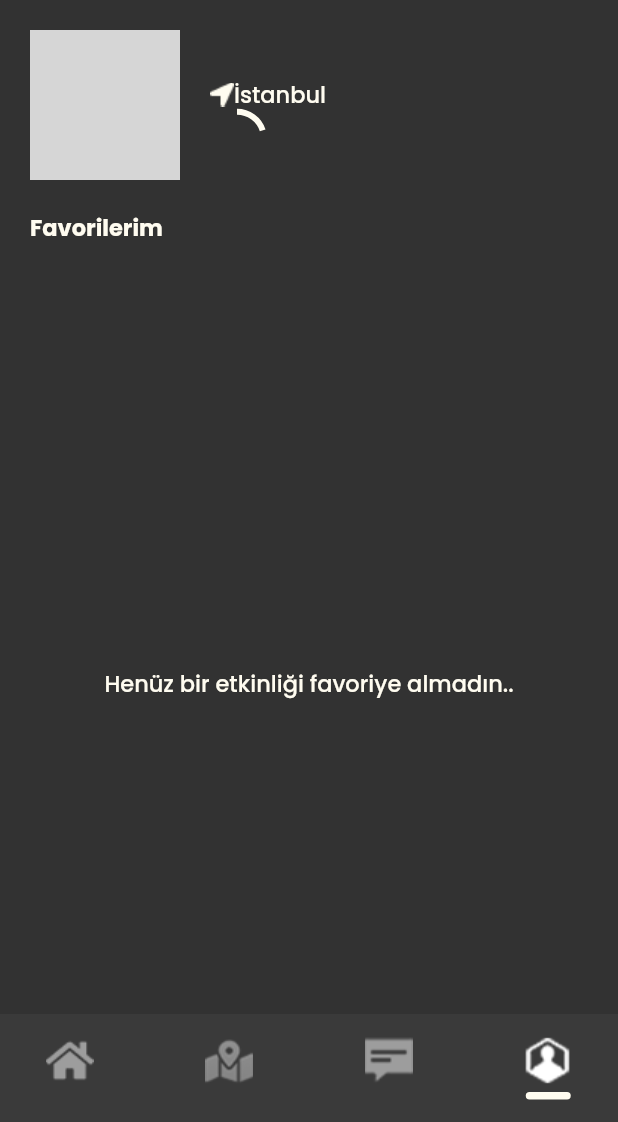
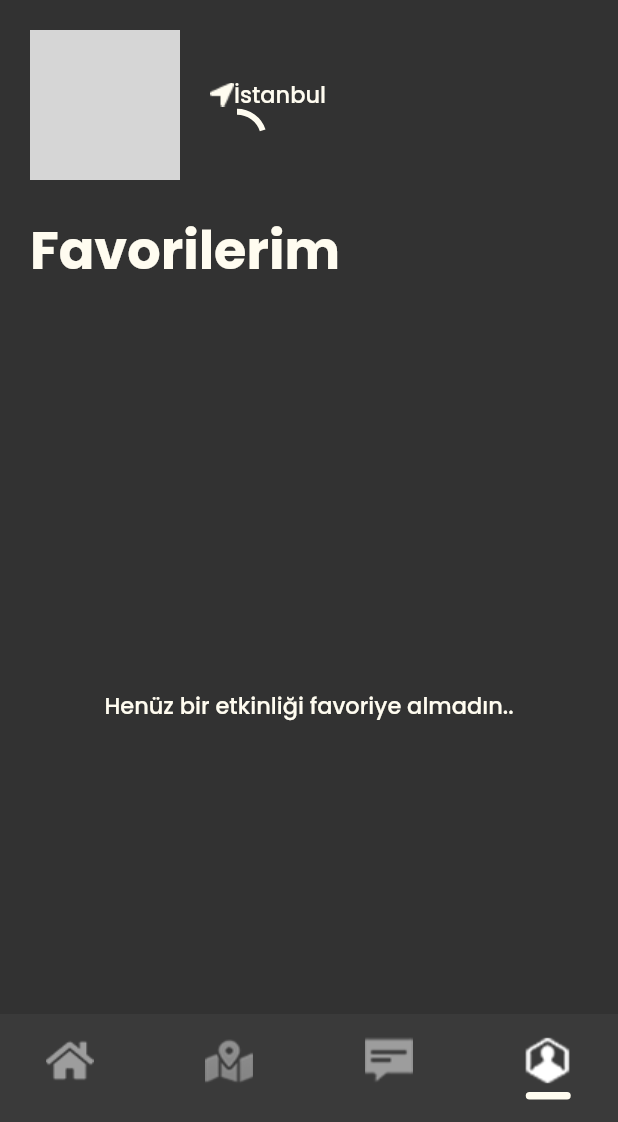
Before and after one commit to aysekayabay/activist_app, a Flutter app: the AppBaseView screen opened directly, item 4 of the bottom bar chosen, on a phone screen of 412 x 824 dp, the part 114-1236 px from its top. Run offline on Flutter 3.47's test engine with Material 2 defaults, Android fonts, the phone set to English and light mode, and no system bars; our stand-ins replace cloud_firestore, firebase_auth, firebase_core, flutter_map, flutter_mobx, flutter_slidable and 4 more; missing offline and left inert: flutter_facebook_auth; accounts and stored records are empty; generated files the repository leaves out were written again; network calls fail; grey boxes are pictures that could not be loaded.

Commit message:
code update

```diff
--- a/lib/product/chat/chat_view.dart
+++ b/lib/product/chat/chat_view.dart
@@ -50,6 +50,7 @@ class _ChatViewState extends State<ChatView> {
                   child: Padding(
                     padding: EdgeInsets.all(AppSizes.lowSize),
                     child: ListView.builder(
+                      physics: BouncingScrollPhysics(),
                       reverse: true,
                       itemCount: messages.length,
                       itemBuilder: (context, index) {
--- a/lib/product/groups/groups_view.dart
+++ b/lib/product/groups/groups_view.dart
@@ -46,7 +46,7 @@ class _GroupsViewState extends BaseState<GroupsView> {
                     ),
                     child: Text("Gruplarım", style: themeData.textTheme.headlineSmall),
                   ),
-                  Expanded(child: ListView.builder(itemCount: filteredGroups.length, itemBuilder: (context, index) => slidableItem(filteredGroups, index, context))),
+                  Expanded(child: ListView.builder(physics: BouncingScrollPhysics(), itemCount: filteredGroups.length, itemBuilder: (context, index) => slidableItem(filteredGroups, index, context))),
                 ],
               ),
             );
--- a/lib/product/map/mapbox_map_view.dart
+++ b/lib/product/map/mapbox_map_view.dart
@@ -85,8 +85,6 @@ class LocationMarker extends StatelessWidget {
 
   @override
   Widget build(BuildContext context) {
-    print("tek:");
-    print(eventModel.markerIcon);
     return Center(
       child:
           AnimatedContainer(height: isSelected ? 60.0 : 30.0, width: isSelected ? 60.0 : 30.0, duration: Duration(milliseconds: 400), child: Image.asset(eventModel.markerIcon ?? ImageConstants.HOME)),
--- a/lib/product/profile/profile_view.dart
+++ b/lib/product/profile/profile_view.dart
@@ -28,7 +28,12 @@ class _ProfileViewState extends BaseState<ProfileView> {
         body: Column(crossAxisAlignment: CrossAxisAlignment.start, children: [
           userHeader(),
           label(),
-          Expanded(
+          events(),
+        ]));
+  }
+
+  Expanded events() {
+    return Expanded(
       child: StreamBuilder<QuerySnapshot>(
           stream: EventsService.instance.fetchUserGroups(),
           builder: (context, snapshot) {
@@ -40,15 +45,9 @@ class _ProfileViewState extends BaseState<ProfileView> {
                 child: Column(
                   crossAxisAlignment: CrossAxisAlignment.start,
                   children: [
-                          Padding(
-                            padding: EdgeInsets.only(
-                              left: AppSizes.mediumSize,
-                              top: AppSizes.highSize,
-                            ),
-                            child: Text("Favorilerim", style: themeData.textTheme.headlineSmall),
-                          ),
                     Expanded(
                       child: ListView.builder(
+                          physics: BouncingScrollPhysics(),
                           itemCount: groupList.isNotEmpty ? groupList.length : 0,
                           itemBuilder: (context, index) {
                             return slidableItem(groupList[index], context);
@@ -63,8 +62,7 @@ class _ProfileViewState extends BaseState<ProfileView> {
               return SizedBox(height: deviceHeight, child: Center(child: Text("Henüz bir etkinliği favoriye almadın..")));
             }
           }),
-          )
-        ]));
+    );
   }
 
   Slidable slidableItem(GroupModel groupModel, BuildContext context) {
@@ -140,8 +138,10 @@ class _ProfileViewState extends BaseState<ProfileView> {
 
   Padding label() {
     return Padding(
-      padding: EdgeInsets.only(left: AppSizes.mediumSize),
-      child: Text("Favorilerim", style: themeData.textTheme.displayMedium),
+      padding: EdgeInsets.only(
+        left: AppSizes.mediumSize,
+      ),
+      child: Text("Favorilerim", style: themeData.textTheme.headlineSmall),
     );
   }
 
--- a/pubspec.yaml
+++ b/pubspec.yaml
@@ -24,10 +24,8 @@ dependencies:
   flutter:
     sdk: flutter
   # LOC
-  geocoding: ^2.1.0
   latlong2: ^0.8.2
   google_maps_flutter: ^2.3.1
-  geolocator: ^9.0.2
   flutter_map: ^4.0.0
   # API
   http: ^0.13.0
```
Also changed, not shown: lib/core/services/api/etkinlikIO_service.dart (+1 -8 lines), lib/core/services/geocoding/geocoding_service.dart (deleted, +0 -19 lines), pubspec.lock, 3 other files. Lines whose indentation alone changed are shown as unchanged.
